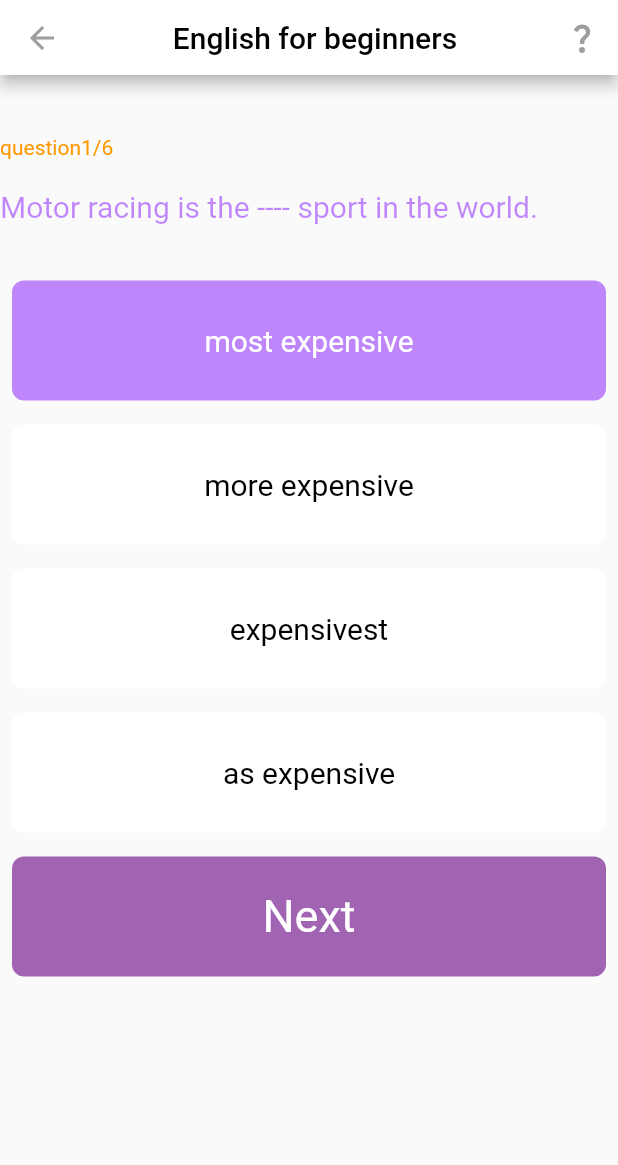
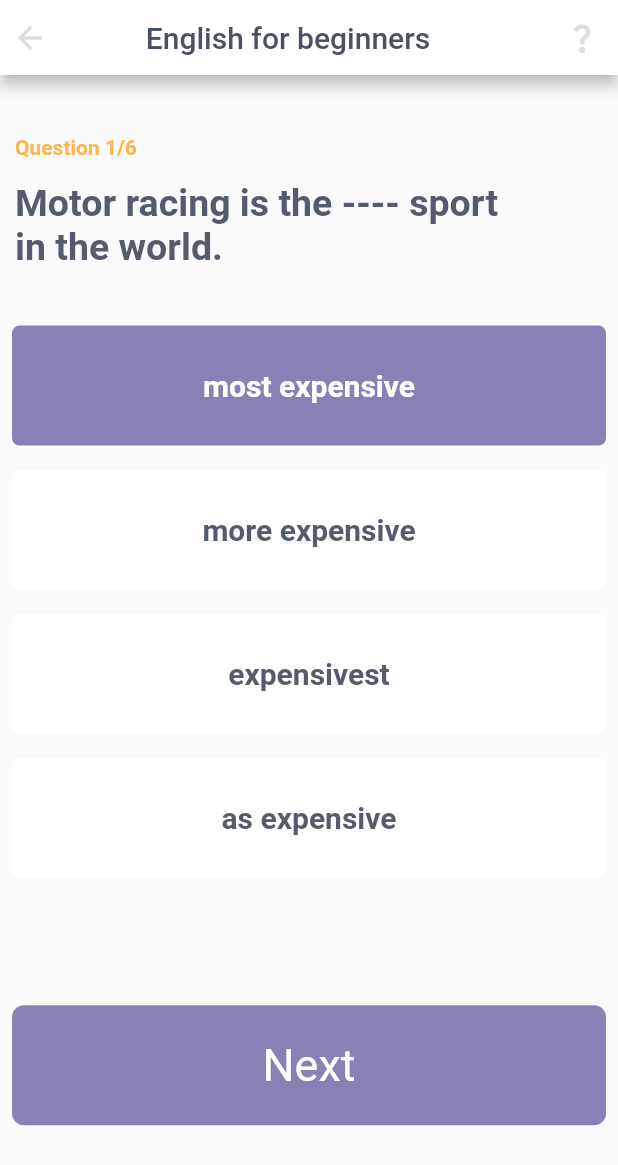
Before and after one commit to Ehab-Nasser-Saber/first_req_assignment, a Flutter app: the screen it shows after launch, on a phone screen of 412 x 824 dp. Shown: the top 1165 px of the screen. Run offline on Flutter 3.47's test engine with Material 2 defaults, Android fonts, the phone set to English and light mode, and no system bars; Roboto replaces fonts that are missing (Sans Serif).

```diff
--- a/lib/main.dart
+++ b/lib/main.dart
@@ -1,11 +1,31 @@
 import 'package:first_assignment/view/home_page.dart';
 import 'package:flutter/material.dart';
+import 'package:flutter/services.dart';
 
-void main() => runApp(MyApp());
+// void main() {
+
+// SystemChrome.setPreferredOrientations([
+//   DeviceOrientation.portraitUp,
+//   DeviceOrientation.portraitDown,
+// ]);
+
+//   runApp(MyApp());
+// }
+void main() {
+  //The app doesn't need a landscape mode, unless the client requests it.
+  WidgetsFlutterBinding.ensureInitialized();
+  SystemChrome.setPreferredOrientations([
+    DeviceOrientation.portraitUp,
+    DeviceOrientation.portraitDown,
+  ]).then((value) => runApp(const MyApp()));
+  runApp(const MyApp());
+}
 
 // class MyApp extends StatelessWidget {
 //   const MyApp({super.key});
 class MyApp extends StatefulWidget {
+  const MyApp({super.key});
+
   @override
   State<StatefulWidget> createState() {
     return _MyAppState();
--- a/lib/view/answer.dart
+++ b/lib/view/answer.dart
@@ -24,7 +24,7 @@ class Answer extends StatelessWidget {
           width: double.infinity,
           height: 80,
           decoration: BoxDecoration(
-            borderRadius: BorderRadius.all(Radius.circular(8)),
+            borderRadius: BorderRadius.all(Radius.circular(5)),
             color: color,
           ),
           child: Row(
@@ -35,7 +35,10 @@ class Answer extends StatelessWidget {
               // ),
               Text(
                 answerText,
-                style: TextStyle(color: textColor, fontSize: 20),
+                style: TextStyle(
+                    color: textColor,
+                    fontSize: 20,
+                    fontWeight: FontWeight.bold),
               ),
             ],
             mainAxisAlignment: MainAxisAlignment.center,
--- a/lib/view/home_page.dart
+++ b/lib/view/home_page.dart
@@ -1,8 +1,6 @@
 import 'package:first_assignment/view/answer.dart';
 import 'package:first_assignment/view/question_appbar.dart';
 import 'package:flutter/material.dart';
-import 'package:flutter/src/widgets/container.dart';
-import 'package:flutter/src/widgets/framework.dart';
 
 class MyHomePage extends StatefulWidget {
   const MyHomePage({super.key});
@@ -84,21 +82,73 @@ class _MyHomePageState extends State<MyHomePage> {
 
   @override
   Widget build(BuildContext context) {
+    var screenHeight = MediaQuery.of(context).size.height;
+    //var screenWidth = MediaQuery.of(context).size.height;
     return Scaffold(
-      appBar: PreferredSize(
-          preferredSize: const Size.fromHeight(50), child: QuestionAppBar()),
-      body: Column(children: [
+      appBar: const PreferredSize(
+          preferredSize: Size.fromHeight(50), child: QuestionAppBar()),
+      body: Column(
+        // ignore: sort_child_properties_last
+        children: [
+          Column(
+            crossAxisAlignment: CrossAxisAlignment.start,
+            children: [
               Padding(
-          padding: const EdgeInsets.only(top: 40),
-          child: Text('question${_questionIndex + 1}/${_questions.length}',
-              style: TextStyle(color: Colors.orange)),
+                padding: const EdgeInsets.only(
+                  top: 40,
+                  left: 10,
+                ),
+                child:
+                    Text('Question ${_questionIndex + 1}/${_questions.length}',
+                        style: const TextStyle(
+                          color: Color(0xffFBB551),
+                          fontWeight: FontWeight.bold,
+                        )),
               ),
               Padding(
-          padding: const EdgeInsets.only(top: 20, bottom: 30),
-          child: Text(_questions[_questionIndex]['questionText'].toString(),
-              style: TextStyle(
-                  fontSize: 20, color: Color.fromARGB(118, 123, 0, 255))),
+                padding: const EdgeInsets.only(
+                    top: 15, bottom: 30, left: 10, right: 60),
+                child:
+                    Text(_questions[_questionIndex]['questionText'].toString(),
+                        style: const TextStyle(
+                          fontSize: 25,
+                          color: Color(0xff545B6C),
+                          fontFamily: 'Sans Serif',
+                          fontWeight: FontWeight.bold,
+                        )),
+              )
+            ],
           ),
+          SizedBox(
+            height:
+                screenHeight < 600 ? screenHeight * 0.4 : screenHeight * 0.55,
+            child: ListView.builder(
+                itemBuilder: (ctx, index) {
+                  var answersIndex =
+                      _questions[_questionIndex]['answers'] as List;
+                  return Answer(() {
+                    setState(() {
+                      for (int i = 0; i < 4; i++) {
+                        answersIndex[i]['selected'] = false;
+                      }
+                      isSelected = true;
+                      _score = answersIndex[index]['score'];
+                      answersIndex[index]['selected'] = true;
+                    });
+                  },
+                      answersIndex[index]['text'],
+                      answersIndex[index]['selected']
+                          ? const Color(0xff8B80B6)
+                          : Colors.white,
+                      answersIndex[index]['selected']
+                          ? Colors.white
+                          : const Color(0xff545B6C));
+                  ;
+                },
+                itemCount: 4),
+          ),
+          /* This is the map that got replaced by listview.
+
            ...(_questions[_questionIndex]['answers'] as List).map(
              (answer) {
                var answersIndex = _questions[_questionIndex]['answers'] as List;
@@ -113,12 +163,10 @@ class _MyHomePageState extends State<MyHomePage> {
                  });
               },
                    answer['text'],
-                answer['selected']
-                    ? Color.fromARGB(118, 123, 0, 255)
-                    : Colors.white,
-                answer['selected'] ? Colors.white : Colors.black);
+                   answer['selected'] ? Color(0xff8B80B6) : Colors.white,
+                   answer['selected'] ? Colors.white : Color(0xff545B6C));
              },
-        ),
+ ),*/
           Padding(
             padding: const EdgeInsets.all(8.0),
             child: InkWell(
@@ -140,11 +188,11 @@ class _MyHomePageState extends State<MyHomePage> {
               child: Container(
                   width: double.infinity,
                   height: 80,
-                decoration: BoxDecoration(
+                  decoration: const BoxDecoration(
                     borderRadius: BorderRadius.all(Radius.circular(8)),
-                  color: Color.fromARGB(255, 161, 100, 179),
+                    color: Color(0xff8B80B6),
                   ),
-                child: Center(
+                  child: const Center(
                     child: Text(
                       'Next',
                       style: TextStyle(fontSize: 30, color: Colors.white),
@@ -152,7 +200,9 @@ class _MyHomePageState extends State<MyHomePage> {
                   )),
             ),
           )
-      ], crossAxisAlignment: CrossAxisAlignment.start),
+        ],
+        crossAxisAlignment: CrossAxisAlignment.start,
+      ),
     );
   }
 }
--- a/lib/view/question_appbar.dart
+++ b/lib/view/question_appbar.dart
@@ -8,9 +8,10 @@ class QuestionAppBar extends StatelessWidget {
   @override
   Widget build(BuildContext context) {
     return AppBar(
+      leadingWidth: 20,
       title: const Center(
         child: Text('English for beginners',
-            style: TextStyle(color: Colors.black)),
+            style: TextStyle(color: Color(0xff495163))),
       ),
       backgroundColor: Colors.white,
       automaticallyImplyLeading: true,
@@ -18,13 +19,13 @@ class QuestionAppBar extends StatelessWidget {
         IconButton(
           onPressed: () {},
           icon: const Icon(Icons.question_mark),
-          color: Colors.grey,
+          color: Color(0xffDBDDE1),
         )
       ],
       leading: IconButton(
         icon: const Icon(
           Icons.arrow_back,
-          color: Colors.grey,
+          color: Color(0xffDBDDE1),
         ),
         onPressed: () {},
       ),
```
Lines whose indentation alone changed are shown as unchanged.
